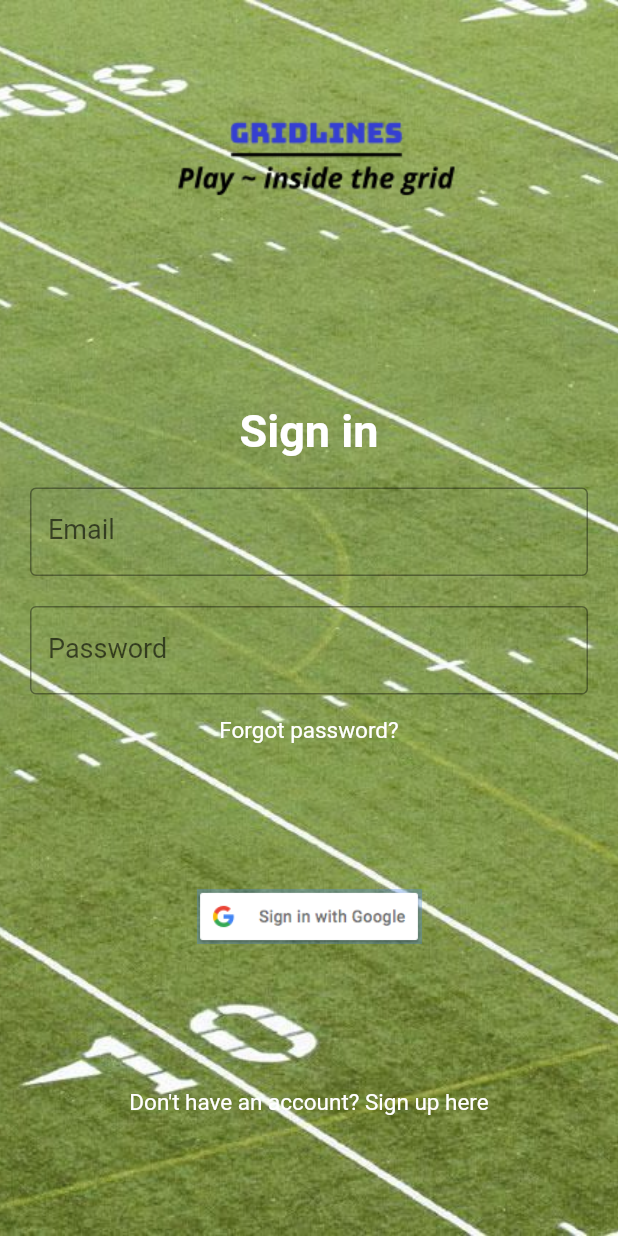
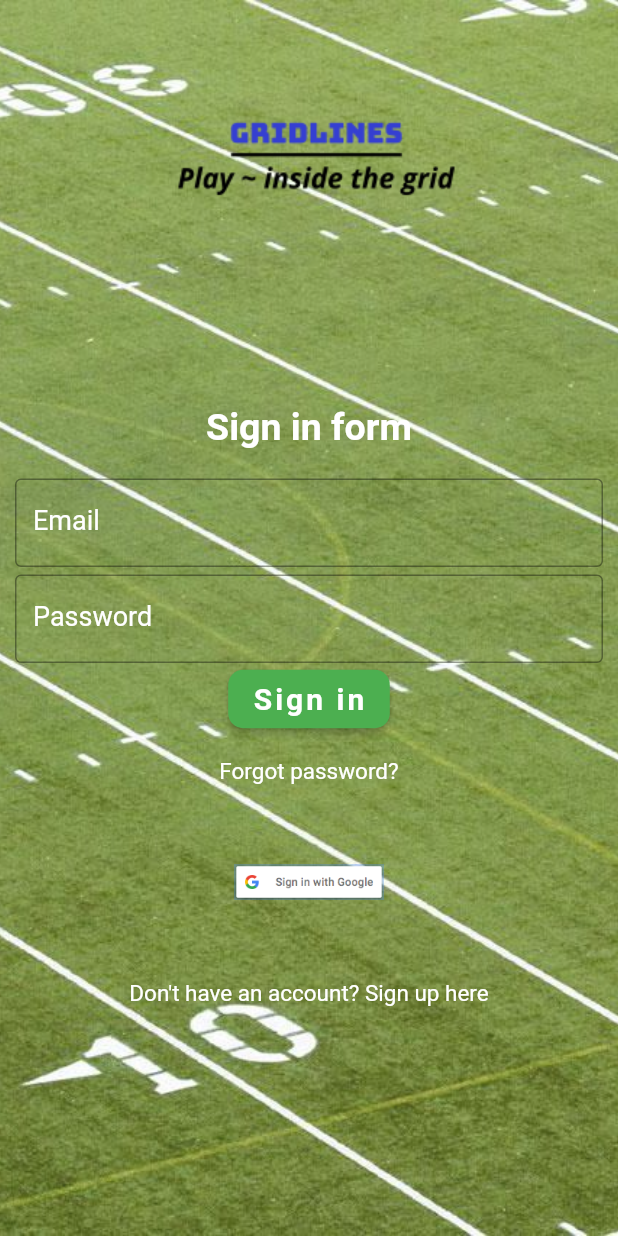
Before and after one commit to AlejandroMagdaleno/Gridlines, a Flutter app: the screen it shows after launch, on a phone screen of 412 x 824 dp. Run offline on Flutter 3.47's test engine with Material 2 defaults, Android fonts, the phone set to English and light mode, and no system bars; our stand-ins replace firebase_auth, firebase_core, firebase_database, google_sign_in; accounts and stored records are empty; Roboto replaces fonts that are missing (Montserrat).

Commit message:
Added functionality to sign in with email and password

```diff
--- a/lib/Screens/dashboard.dart
+++ b/lib/Screens/dashboard.dart
@@ -2,7 +2,6 @@ import 'package:flutter/material.dart';
 import 'package:gridlines/Athlete.dart';
 import 'package:gridlines/auth.dart';
 import 'package:gridlines/Screens/welcomeScreen.dart';
-import 'package:gridlines/database.dart';
 
 class Dashboard extends StatefulWidget {
   Athlete user = new Athlete();
--- a/lib/Screens/myTeams.dart
+++ b/lib/Screens/myTeams.dart
@@ -1,6 +1,4 @@
 import 'package:flutter/material.dart';
-import 'package:gridlines/Athlete.dart';
-import 'package:gridlines/database.dart';
 
 class MyTeams extends StatefulWidget {
   MyTeams();
--- a/lib/Screens/signup.dart
+++ b/lib/Screens/signup.dart
@@ -3,7 +3,6 @@ import 'package:gridlines/Athlete.dart';
 import 'package:gridlines/Screens/verificationPage.dart';
 import 'package:gridlines/auth.dart';
 import 'package:gridlines/database.dart';
-import 'package:gridlines/Screens/home.dart';
 
 class SignUp extends StatefulWidget {
   const SignUp({Key? key}) : super(key: key);
@@ -24,7 +23,6 @@ class _SignUpState extends State<SignUp> {
 
   @override
   Widget build(BuildContext context) {
-    double height = 1;
     return Scaffold(
         resizeToAvoidBottomInset: false,
         body: Container(
--- a/lib/Screens/splash.dart
+++ b/lib/Screens/splash.dart
@@ -1,7 +1,5 @@
 import 'package:flutter/material.dart';
-import 'package:gridlines/Athlete.dart';
 import 'package:gridlines/Screens/home.dart';
-import 'package:gridlines/Screens/welcomeScreen.dart';
 import 'package:gridlines/database.dart';
 
 class SplashScreen extends StatefulWidget {
--- a/lib/Screens/verificationPage.dart
+++ b/lib/Screens/verificationPage.dart
@@ -1,6 +1,5 @@
 import 'package:flutter/material.dart';
 import 'package:gridlines/Athlete.dart';
-import 'package:gridlines/Screens/home.dart';
 import 'package:gridlines/Screens/splash.dart';
 import 'package:gridlines/Screens/welcomeScreen.dart';
 import 'package:gridlines/database.dart';
--- a/lib/Screens/welcomeScreen.dart
+++ b/lib/Screens/welcomeScreen.dart
@@ -2,14 +2,23 @@ import 'dart:ui';
 
 import 'package:firebase_auth/firebase_auth.dart';
 import 'package:flutter/material.dart';
+import 'package:flutter/services.dart';
 import 'package:gridlines/Screens/signup.dart';
 import 'package:gridlines/Screens/verificationPage.dart';
 
 import '../auth.dart';
 
-class WelcomeScreen extends StatelessWidget {
+class WelcomeScreen extends StatefulWidget {
   const WelcomeScreen({Key? key}) : super(key: key);
 
+  @override
+  _WelcomeScreenState createState() => _WelcomeScreenState();
+}
+
+class _WelcomeScreenState extends State<WelcomeScreen> {
+  TextEditingController eController = new TextEditingController();
+  TextEditingController pController = new TextEditingController();
+  final formKey = GlobalKey<FormState>();
   @override
   Widget build(BuildContext context) {
     return Scaffold(
@@ -30,42 +39,90 @@ class WelcomeScreen extends StatelessWidget {
                 padding: EdgeInsets.fromLTRB(30, 30, 20, 20),
                 child: Image.asset('images/grid.png')),
             Container(
-              padding: EdgeInsets.only(top: 20),
+              padding: EdgeInsets.only(top: 20, bottom: 20),
               child: Text(
-                "Sign in",
+                "Sign in form",
                 style: TextStyle(
-                    fontSize: 30,
+                    fontSize: 25,
                     fontWeight: FontWeight.bold,
                     color: Colors.white),
               ),
             ),
+            Form(
+              key: formKey,
+              child: Column(
+                crossAxisAlignment: CrossAxisAlignment.center,
+                children: <Widget>[
                   Container(
-              padding: EdgeInsets.only(top: 20, left: 20, right: 20),
-              child: Column(
-                children: <Widget>[
-                  TextField(
+                    padding: EdgeInsets.fromLTRB(10, 0, 10, 0),
+                    child: TextFormField(
                       decoration: InputDecoration(
-                        border: OutlineInputBorder(),
-                        labelText: 'Email',
+                          labelText: "Email",
                           labelStyle:
-                            TextStyle(fontFamily: 'Montserrat', fontSize: 18)),
+                              TextStyle(color: Colors.white, fontSize: 18),
+                          border: OutlineInputBorder()),
+                      controller: eController,
+                      validator: (value) {
+                        if (value == null || value.isEmpty) {
+                          return 'Empty field';
+                        }
+                        return null;
+                      },
+                    ),
+                  ),
+                  SizedBox(
+                    height: 5,
+                  ),
+                  Container(
+                    padding: EdgeInsets.fromLTRB(10, 0, 10, 0),
+                    child: TextFormField(
+                      decoration: InputDecoration(
+                          labelText: "Password",
+                          labelStyle:
+                              TextStyle(color: Colors.white, fontSize: 18),
+                          border: OutlineInputBorder()),
+                      controller: pController,
+                      validator: (value) {
+                        if (value == null || value.isEmpty) {
+                          return 'Empty field';
+                        }
+                        return null;
+                      },
+                    ),
                   )
                 ],
               ),
             ),
             Container(
-              padding: EdgeInsets.only(top: 20, left: 20, right: 20),
-              child: Column(
-                children: <Widget>[
-                  TextField(
-                    obscureText: true,
-                    decoration: InputDecoration(
-                        border: OutlineInputBorder(),
-                        labelText: 'Password',
-                        labelStyle:
-                            TextStyle(fontFamily: 'Montserrat', fontSize: 18)),
-                  )
-                ],
+              child: ElevatedButton(
+                style: ButtonStyle(
+                    backgroundColor: MaterialStateProperty.all(Colors.green),
+                    shape: MaterialStateProperty.all(RoundedRectangleBorder(
+                        borderRadius: BorderRadius.circular(10)))),
+                onPressed: () {
+                  if (formKey.currentState!.validate()) {
+                    Authentication auth = new Authentication();
+                    auth.signIn(
+                        email: eController.text,
+                        password: pController.text,
+                        context: context);
+
+                    /*Navigator.of(context).pushReplacement(MaterialPageRoute(
+                        builder: (context) =>
+                            verificationPage(eController.text))); */
+                  }
+                },
+                child: Padding(
+                  padding: EdgeInsets.only(top: 8, bottom: 8),
+                  child: Text(
+                    "Sign in",
+                    style: TextStyle(
+                        fontSize: 20,
+                        fontWeight: FontWeight.bold,
+                        color: Colors.white,
+                        letterSpacing: 2),
+                  ),
+                ),
               ),
             ),
             Container(
@@ -80,25 +137,22 @@ class WelcomeScreen extends StatelessWidget {
                   onPressed: () {},
                 )),
             Container(
-              child: SizedBox(
-                  height: 200,
-                  width: 150,
+              // fix sizing issue with the button
               child: IconButton(
                 iconSize: 100,
                 padding: EdgeInsets.all(0.0),
                 icon: Image.asset('images/signwithgoogle.png'),
                 onPressed: () async {
-                      User? user = await Authentication.signInWithGoogle(
-                          context: context);
+                  User? user =
+                      await Authentication.signInWithGoogle(context: context);
                   // take the user signed in, and
                   //only create an athlete account if one does not exist
                   if (user != null) {
                     Navigator.of(context).pushReplacement(MaterialPageRoute(
-                            builder: (context) =>
-                                verificationPage(user.email!)));
+                        builder: (context) => verificationPage(user.email!)));
                   }
                 },
-                  )),
+              ),
             ),
             Container(
                 padding: EdgeInsets.only(top: 0),
```
Also changed, not shown: lib/auth.dart (+10 -2 lines). Lines whose indentation alone changed are shown as unchanged.
